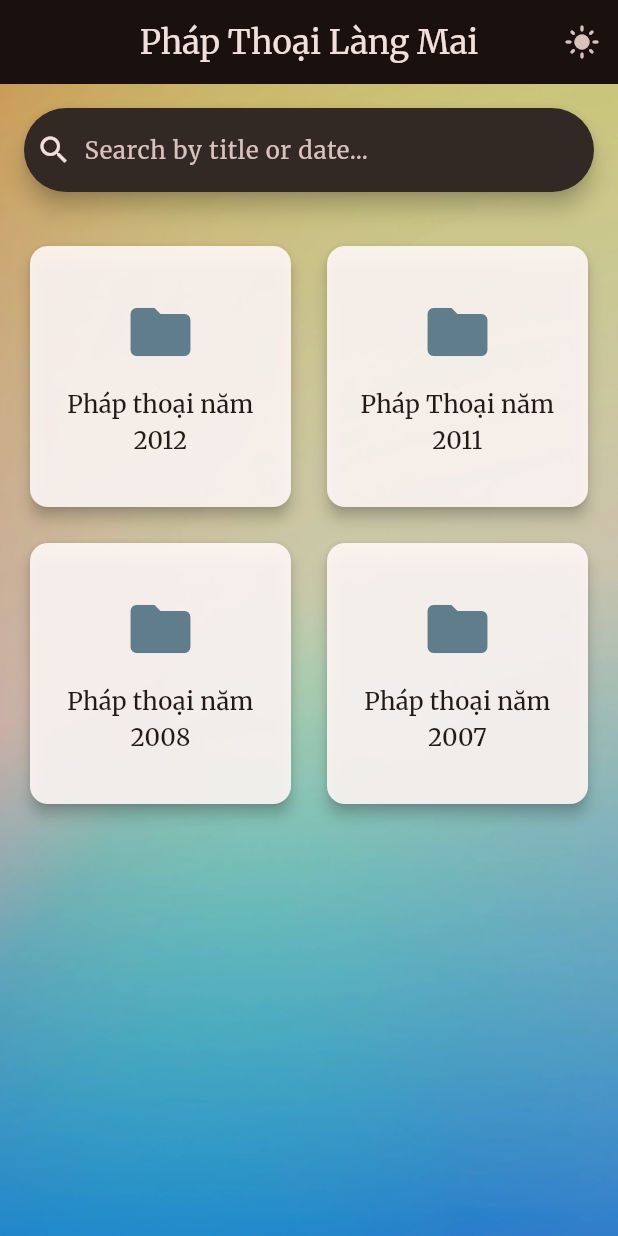
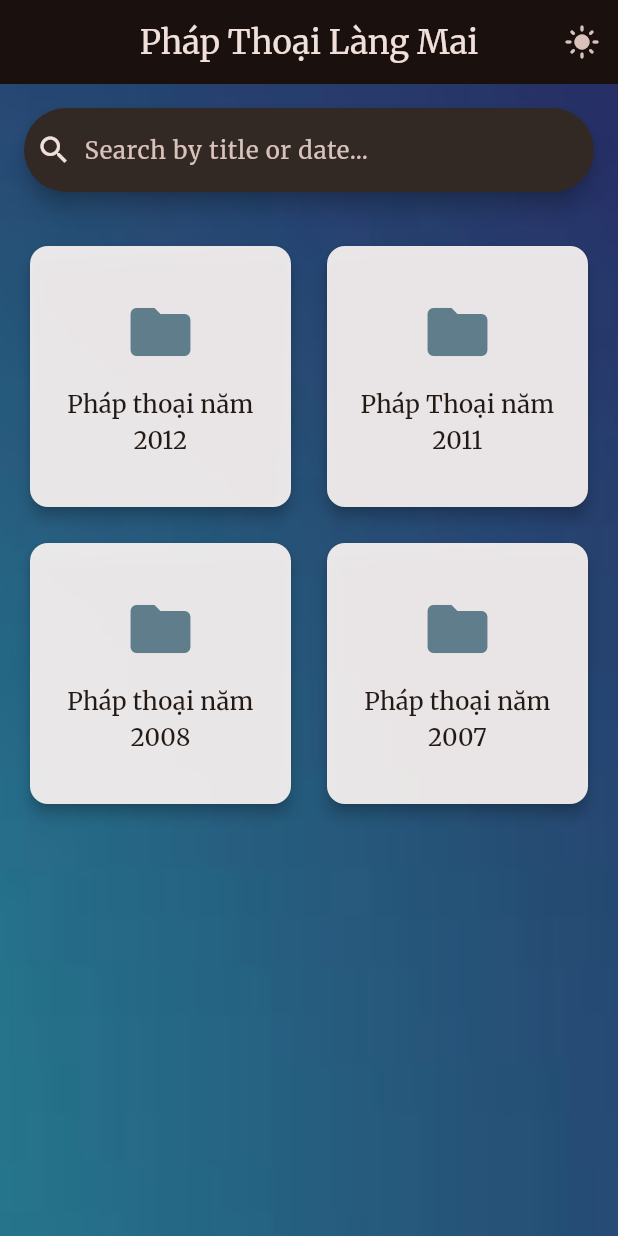
Before and after one commit to nhuquan/phapthoai, a Flutter app: the screen it shows after launch, after a tap on the "dark mode" icon, on a phone screen of 412 x 824 dp. Run offline on Flutter 3.47's test engine with Material 3 defaults, Android fonts, the phone set to English and light mode, and no system bars; our stand-ins replace google_fonts, just_audio.

Commit message:
small improvement

```diff
--- a/lib/screens/home_screen.dart
+++ b/lib/screens/home_screen.dart
@@ -1,5 +1,6 @@
 import 'package:flutter/material.dart';
 import 'package:provider/provider.dart';
+
 import '../models/audio_view_model.dart';
 import '../models/theme_view_model.dart';
 import 'playlist_screen.dart';
@@ -13,11 +14,16 @@
       appBar: AppBar(
         title: const Text('Pháp Thoại Làng Mai'),
         centerTitle: true,
+        backgroundColor: Colors.transparent,
         actions: [
           Consumer<ThemeViewModel>(
             builder: (context, themeViewModel, _) {
               return IconButton(
-                icon: Icon(themeViewModel.isDarkMode ? Icons.light_mode : Icons.dark_mode),
+                icon: Icon(
+                  themeViewModel.isDarkMode
+                      ? Icons.light_mode
+                      : Icons.dark_mode,
+                ),
                 onPressed: () {
                   themeViewModel.toggleTheme();
                 },
@@ -26,10 +32,15 @@
           ),
         ],
       ),
-      body: Container(
+      body: Consumer<ThemeViewModel>(
+        builder: (BuildContext context, ThemeViewModel theme, Widget? child) {
+          return Container(
             decoration: BoxDecoration(
               image: DecorationImage(
-            image: const AssetImage('assets/bg.jpg'),
+                image:
+                    theme.isDarkMode
+                        ? AssetImage('assets/bg2.jpeg')
+                        : AssetImage('assets/bg1.jpeg'),
                 fit: BoxFit.cover,
                 colorFilter: ColorFilter.mode(
                   Colors.black.withOpacity(0.2),
@@ -51,13 +62,13 @@
                         },
                       ),
                     ),
-                Expanded(
-                  child: _buildBody(context, viewModel),
-                ),
+                    Expanded(child: _buildBody(context, viewModel)),
                   ],
                 );
               },
             ),
+          );
+        },
       ),
     );
   }
@@ -76,8 +87,19 @@
         itemBuilder: (context, index) {
           final audio = viewModel.searchResults[index];
           return ListTile(
-            title: Text(audio.title, style: TextStyle(color: Theme.of(context).colorScheme.onSurface)),
-            subtitle: audio.date != null ? Text(audio.date!, style: TextStyle(color: Theme.of(context).colorScheme.onSurfaceVariant)) : null,
+            title: Text(
+              audio.title,
+              style: TextStyle(color: Theme.of(context).colorScheme.onSurface),
+            ),
+            subtitle:
+                audio.date != null
+                    ? Text(
+                      audio.date!,
+                      style: TextStyle(
+                        color: Theme.of(context).colorScheme.onSurfaceVariant,
+                      ),
+                    )
+                    : null,
             onTap: () {
               viewModel.playAudio(audio);
             },
```
Also changed, not shown: lib/home_screen.dart (deleted, +0 -105 lines), assets/bg.jpg (deleted). Lines whose indentation alone changed are shown as unchanged.
